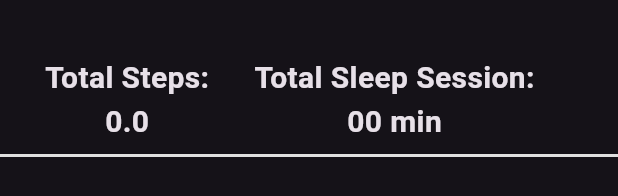
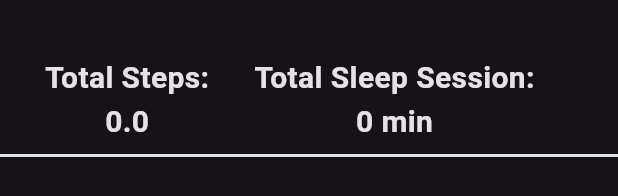
Before and after one commit to COMP490-SleepTracker/SleepTrackerApp, a Flutter app: the Analysis widget shown alone on an empty page, opened directly with empty values, on a phone screen of 412 x 824 dp. Shown: the part 506-702 px from the top of the screen. Run offline on Flutter 3.47's test engine with Material 3 defaults, Android fonts, the phone set to English and light mode, and no system bars; our stand-ins replace calendar_timeline, firebase_auth, firebase_core, firebase_database, fl_chart, flutter_local_notifications and 6 more; missing offline and left inert: alarm, health, light; accounts and stored records are empty.

Commit message:
Small clean of display of analysis and time

```diff
--- a/lib/Widgets/Analysis.dart
+++ b/lib/Widgets/Analysis.dart
@@ -25,9 +25,15 @@ class Analysis extends StatelessWidget {
     var d = Duration(minutes: minutes);
     List<String> parts = d.toString().split(':');
     var hour = parts[0].padLeft(2, '0');
-    return hour == '00'
-        ? '${parts[1].padLeft(2, '0')} min'
-        : '${parts[0].padLeft(2, '0')} hr ${parts[1].padLeft(2, '0')} min';
+    var min = parts[1].padLeft(2,'0');
+
+    if(hour == '00'){
+      return '${int.parse(parts[1])} min';
+    } else if (min == '00'){
+      return '${int.parse(parts[0])}} hr';
+    } else {
+     return '${int.parse(parts[0])} hr ${int.parse(parts[1])} min';
+    }
   }
 
   Widget CircleThingy(double type, String typeString) {
--- a/lib/Widgets/StepGraph.dart
+++ b/lib/Widgets/StepGraph.dart
@@ -169,11 +169,11 @@ class SleepGraph extends StatelessWidget {
               getTitlesWidget: (value,meta) {
                 const style = TextStyle(fontWeight: FontWeight.bold);
                 if(value == minX){
-                  return Text(DateFormat('HH:mm a').format(DateTime.fromMillisecondsSinceEpoch(minX.toInt())), style: style);
+                  return Text(DateFormat('H:mm a').format(DateTime.fromMillisecondsSinceEpoch(minX.toInt())), style: style);
                 } else if (value == maxX){
                    return
                    Container(padding: const EdgeInsets.only(right: 25),child:
-                    Text(DateFormat('HH:mm a').format(DateTime.fromMillisecondsSinceEpoch(maxX.toInt())), style:style));
+                    Text(DateFormat('H:mm a').format(DateTime.fromMillisecondsSinceEpoch(maxX.toInt())), style:style));
                 } else {
                   return Container();
                 }
```
